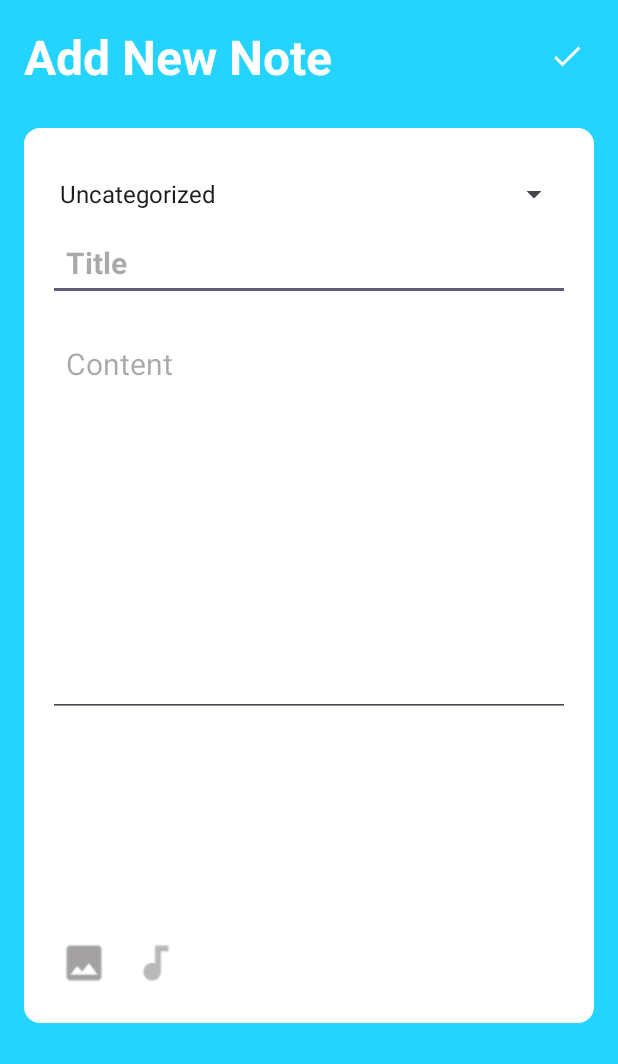
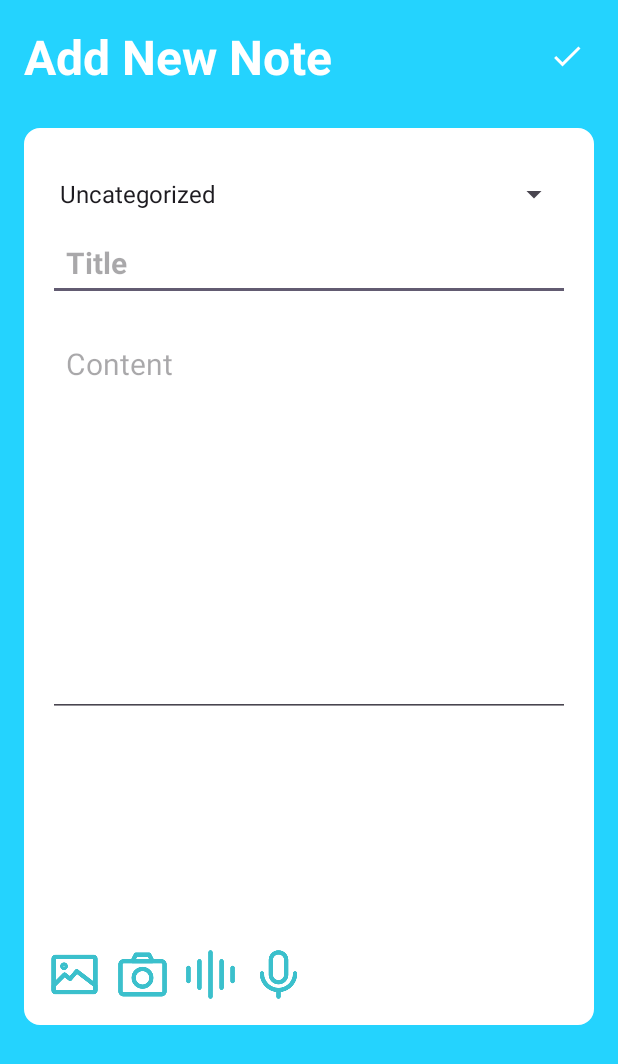
Before and after one commit to shoedogodo/notetakingApp4, an Android app: the NoteDetailsActivity screen opened directly, with no data from a screen before it, on a phone screen of 412 x 824 dp. Shown: the top 1064 px of the screen. Run offline under Robolectric (Android 15) with nearby library versions, the phone set to English and light mode, and no system bars; our stand-ins replace Firebase (no records; nobody signed in at launch, a user with empty details on screens opened directly); pictures from the network do not load.

Commit message:
optimize details

```diff
--- a/app/src/main/java/com/example/notetakingapp4/MediaItem.java
+++ b/app/src/main/java/com/example/notetakingapp4/MediaItem.java
@@ -10,9 +10,12 @@ public class MediaItem {
     private Uri uri;
     private int type;
 
-    public MediaItem(Uri uri, int type) {
+    public boolean isDownloaded;
+
+    public MediaItem(Uri uri, int type, boolean isDownloaded) {
         this.uri = uri;
         this.type = type;
+        this.isDownloaded = isDownloaded;
     }
 
     public Uri getUri() {
--- a/app/src/main/java/com/example/notetakingapp4/NoteDetailsActivity.java
+++ b/app/src/main/java/com/example/notetakingapp4/NoteDetailsActivity.java
@@ -67,8 +67,6 @@ public class NoteDetailsActivity extends AppCompatActivity {
     private static final int REQUEST_GALLERY_IMAGE = 1;
     private static final int REQUEST_PICK_AUDIO = 3;
     private static final int REQUEST_RECORD_AUDIO = 2;
-    private MediaRecorder mediaRecorder;
-    private String audioFilePath;
 
     EditText titleEditText,contentEditText;
     ImageButton saveNoteBtn;
@@ -78,11 +76,9 @@ public class NoteDetailsActivity extends AppCompatActivity {
     Button deleteNoteTextViewBtn;
     Spinner categorySpinner;
     ImageButton uploadImageButton, uploadAudioButton;
+    ImageButton selectImageButton, selectAudioButton;
     ArrayList<String> urls;
     ArrayList<Integer> urlTypes;
-    private static int SELECT_IMAGE = 0;
-    private static int SELECT_AUDIO = 1;
-
     RecyclerView recyclerView;
     List<MediaItem> mediaItems;
     MediaAdapter adapter;
@@ -100,8 +96,10 @@ public class NoteDetailsActivity extends AppCompatActivity {
         pageTitleTextView = findViewById(R.id.page_title);
         deleteNoteTextViewBtn = findViewById(R.id.delete_note_btn);
         categorySpinner = findViewById(R.id.note_category_spinner);
-        uploadImageButton = findViewById(R.id.upload_button);
-        uploadAudioButton = findViewById(R.id.upload_button2);
+        uploadImageButton = findViewById(R.id.upload_pic_button);
+        uploadAudioButton = findViewById(R.id.upload_audio_button);
+        selectAudioButton = findViewById(R.id.record_voice_button);
+        selectImageButton = findViewById(R.id.take_pic_button);
         recyclerView = findViewById(R.id.media_recycler_view);
         mediaItems = new ArrayList<>();
 
@@ -123,7 +121,6 @@ public class NoteDetailsActivity extends AppCompatActivity {
 
         downloadImagesAndSetupAdapter();
 
-
     }
 
     private void setClickListener(){
@@ -144,8 +141,10 @@ public class NoteDetailsActivity extends AppCompatActivity {
                         .show();
             }
         });
-        uploadImageButton.setOnClickListener((v) -> showMediaSelectionDialog(SELECT_IMAGE));
-        uploadAudioButton.setOnClickListener((v) -> showMediaSelectionDialog(SELECT_AUDIO));
+        uploadImageButton.setOnClickListener((v) -> openGallery());
+        uploadAudioButton.setOnClickListener((v) -> openAudioStorage());
+        selectImageButton.setOnClickListener((v)-> openCamera());
+        selectAudioButton.setOnClickListener((v)-> openVoiceRecorder());
         adapter.setClickListener(new MediaAdapter.ItemClickListener() {
             @Override
             public void onItemClick(View view, int position) {
@@ -196,44 +195,6 @@ public class NoteDetailsActivity extends AppCompatActivity {
         recyclerView.setAdapter(adapter);
     }
 
-
-    private void showMediaSelectionDialog(int selectMedia) {
-        AlertDialog.Builder builder = new AlertDialog.Builder(this);
-        if (selectMedia == SELECT_AUDIO){
-            builder.setTitle("选择媒体来源")
-                    .setItems(new CharSequence[]{"使用录音机录制", "从文件中选择"}, new DialogInterface.OnClickListener() {
-                        public void onClick(DialogInterface dialog, int which) {
-                            switch (which) {
-                                case 0: // 录音机
-                                    openVoiceRecorder();
-                                    break;
-                                case 1: // 从文件中选
-                                    openAudioStorage();
-                                    break;
-                            }
-                        }
-                    });
-            builder.show();
-
-        }
-        else if (selectMedia == SELECT_IMAGE){
-            builder.setTitle("选择媒体来源")
-                    .setItems(new CharSequence[]{"使用相机拍摄", "从图库中选择"}, new DialogInterface.OnClickListener() {
-                        public void onClick(DialogInterface dialog, int which) {
-                            switch (which) {
-                                case 0: // 使用相机拍摄
-                                    openCamera();
-                                    break;
-                                case 1: // 从图库中选择
-                                    openGallery();
-                                    break;
-                            }
-                        }
-
-                    });
-            builder.show();
-        }
-    }
     private void openVoiceRecorder() {
         Intent intent = new Intent(MediaStore.Audio.Media.RECORD_SOUND_ACTION);
         if (intent.resolveActivity(getPackageManager()) != null) {
@@ -281,21 +242,21 @@ public class NoteDetailsActivity extends AppCompatActivity {
                 Bitmap imageBitmap = (Bitmap) extras.get("data");
                 Uri imageUri = saveImageToStorage(imageBitmap);
                 if (imageUri != null) {
-                    MediaItem item = new MediaItem(imageUri, MediaItem.IMAGE);
+                    MediaItem item = new MediaItem(imageUri, MediaItem.IMAGE, false);
                     mediaItems.add(item);
                     setupRecyclerView();
                 }
             } else if (requestCode == REQUEST_GALLERY_IMAGE) {
                 Uri imageUri = data.getData();
                 if (imageUri != null) {
-                    MediaItem item = new MediaItem(imageUri, MediaItem.IMAGE);
+                    MediaItem item = new MediaItem(imageUri, MediaItem.IMAGE, false);
                     mediaItems.add(item);
                     setupRecyclerView();
                 }
             } else if (requestCode == REQUEST_PICK_AUDIO){
                 Uri audioUri = data.getData();
                 if (audioUri != null){
-                    MediaItem item = new MediaItem(audioUri, MediaItem.AUDIO);
+                    MediaItem item = new MediaItem(audioUri, MediaItem.AUDIO, false);
                     mediaItems.add(item);
                     setupRecyclerView();
                 }
@@ -303,7 +264,7 @@ public class NoteDetailsActivity extends AppCompatActivity {
             else if (requestCode == REQUEST_RECORD_AUDIO){
                 Uri audioUri = data.getData();
                 if (audioUri != null){
-                    MediaItem item = new MediaItem(audioUri, MediaItem.AUDIO);
+                    MediaItem item = new MediaItem(audioUri, MediaItem.AUDIO, false);
                     mediaItems.add(item);
                     setupRecyclerView();
                 }
@@ -453,7 +414,7 @@ public class NoteDetailsActivity extends AppCompatActivity {
                     Uri mediaUri = downloadAndSaveImage(this, url);  // Use the final variable inside the lambda
                     runOnUiThread(() -> {
                         if (mediaUri != null) {
-                            MediaItem item = new MediaItem(mediaUri, type);
+                            MediaItem item = new MediaItem(mediaUri, type, true);
                             mediaItems.add(item);
                         }
                         latch.countDown();
--- a/app/src/main/res/layout/activity_note_details.xml
+++ b/app/src/main/res/layout/activity_note_details.xml
@@ -85,9 +85,9 @@
         <androidx.recyclerview.widget.RecyclerView
             android:id="@+id/media_recycler_view"
             android:layout_width="match_parent"
-            android:layout_height="100dp"
+            android:layout_height="120dp"
             android:layout_below="@id/notes_content_text"
-            android:layout_marginTop="16dp" />
+            android:layout_marginTop="10dp" />
 
         <LinearLayout
             android:layout_width="match_parent"
@@ -95,25 +95,53 @@
             android:orientation="horizontal">
 
             <ImageButton
-                android:id="@+id/upload_button"
+                android:id="@+id/upload_pic_button"
                 android:layout_width="wrap_content"
-                android:layout_height="wrap_content"
-                android:src="@drawable/ic_image"
+                android:layout_height="35dp"
+                android:src="@drawable/ic_pic"
                 android:layout_below="@id/media_recycler_view"
-                android:contentDescription="@string/upload"
                 android:background="?attr/selectableItemBackgroundBorderless"
                 android:layout_centerHorizontal="true"
-                android:layout_marginTop="16dp"/>
+                android:adjustViewBounds="true"
+                android:scaleType="fitCenter"
+                android:layout_marginTop="16dp"
+                android:layout_marginRight="10dp"/>
 
             <ImageButton
-                android:id="@+id/upload_button2"
+                android:id="@+id/take_pic_button"
                 android:layout_width="wrap_content"
-                android:layout_height="wrap_content"
-                android:src="@drawable/ic_audiotrack"
-                android:layout_toRightOf="@id/upload_button"
-                android:contentDescription="@string/upload"
+                android:layout_height="35dp"
+                android:src="@drawable/ic_camera"
+                android:layout_toRightOf="@id/upload_pic_button"
                 android:background="?attr/selectableItemBackgroundBorderless"
                 android:layout_centerHorizontal="true"
+                android:adjustViewBounds="true"
+                android:scaleType="fitCenter"
+                android:layout_marginTop="16dp"
+                android:layout_marginRight="10dp"/>
+
+            <ImageButton
+                android:id="@+id/upload_audio_button"
+                android:layout_width="wrap_content"
+                android:layout_height="35dp"
+                android:src="@drawable/ic_acoustic"
+                android:layout_toRightOf="@id/take_pic_button"
+                android:background="?attr/selectableItemBackgroundBorderless"
+                android:layout_centerHorizontal="true"
+                android:adjustViewBounds="true"
+                android:scaleType="fitCenter"
+                android:layout_marginTop="16dp"
+                android:layout_marginRight="10dp"/>
+            <ImageButton
+                android:id="@+id/record_voice_button"
+                android:layout_width="wrap_content"
+                android:layout_height="35dp"
+                android:src="@drawable/ic_voice"
+                android:layout_toRightOf="@id/upload_audio_button"
+                android:background="?attr/selectableItemBackgroundBorderless"
+                android:layout_centerHorizontal="true"
+                android:adjustViewBounds="true"
+                android:scaleType="fitCenter"
                 android:layout_marginTop="16dp"/>
 
         </LinearLayout>
--- a/app/src/main/res/layout/recyclerview_item.xml
+++ b/app/src/main/res/layout/recyclerview_item.xml
@@ -17,7 +17,7 @@
         android:id="@+id/img_audio_icon"
         android:layout_width="50dp"
         android:layout_height="50dp"
-        android:src="@drawable/ic_audiotrack_blue"
+        android:src="@drawable/ic_music"
         android:visibility="gone"/>
 
 </LinearLayout>
--- a/app/src/main/res/values/styles.xml
+++ b/app/src/main/res/values/styles.xml
@@ -8,4 +8,9 @@
     <style name="CustomSpinnerDropDownItem" parent="Theme.AppCompat.Light">
         <item name="android:textColor">#FFA500</item>
     </style>
+    <style name="CustomPopupMenu" parent="Widget.AppCompat.PopupMenu">
+        <item name="android:textColor">@color/white</item>
+        <item name="android:itemBackground">#F200C5FF</item>
+    </style>
+
 </resources>
--- a/app/src/main/res/xml/file_paths.xml
+++ b/app/src/main/res/xml/file_paths.xml
@@ -1,4 +1,8 @@
 <?xml version="1.0" encoding="utf-8"?>
 <paths xmlns:android="http://schemas.android.com/apk/res/android">
     <external-path name="external_files" path="." />
+    <external-files-path name="external_files" path="." />
+    <cache-path name="cache" path="." />
+    <files-path name="files" path="." />
+    <external-cache-path name="external_cache" path="." />
 </paths>
```
Also changed, not shown: app/src/main/java/com/example/notetakingapp4/MainActivity.java (+23 -0 lines), app/src/main/java/com/example/notetakingapp4/MediaAdapter.java (+16 -2 lines), app/src/main/res/drawable/ic_acoustic.png (added), app/src/main/res/drawable/ic_camera.png (added), app/src/main/res/drawable/ic_music.png (added), app/src/main/res/drawable/ic_pic.png (added), app/src/main/res/drawable/ic_voice.png (added).
